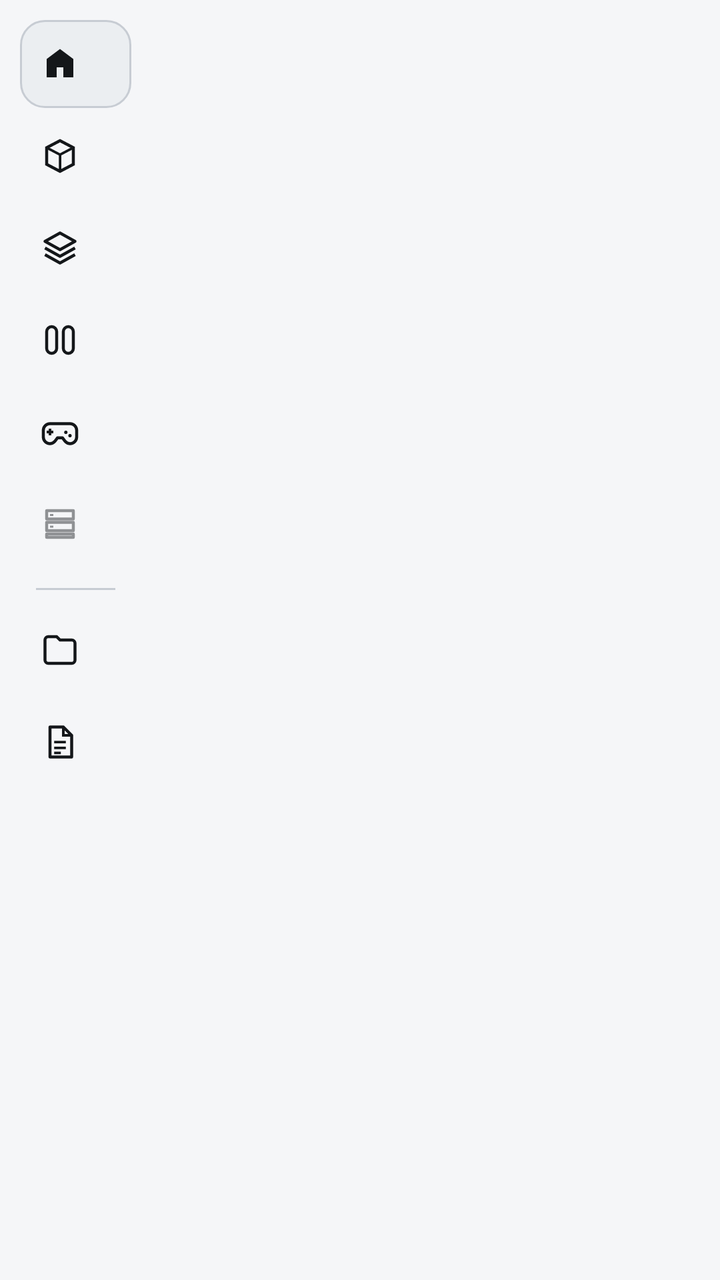
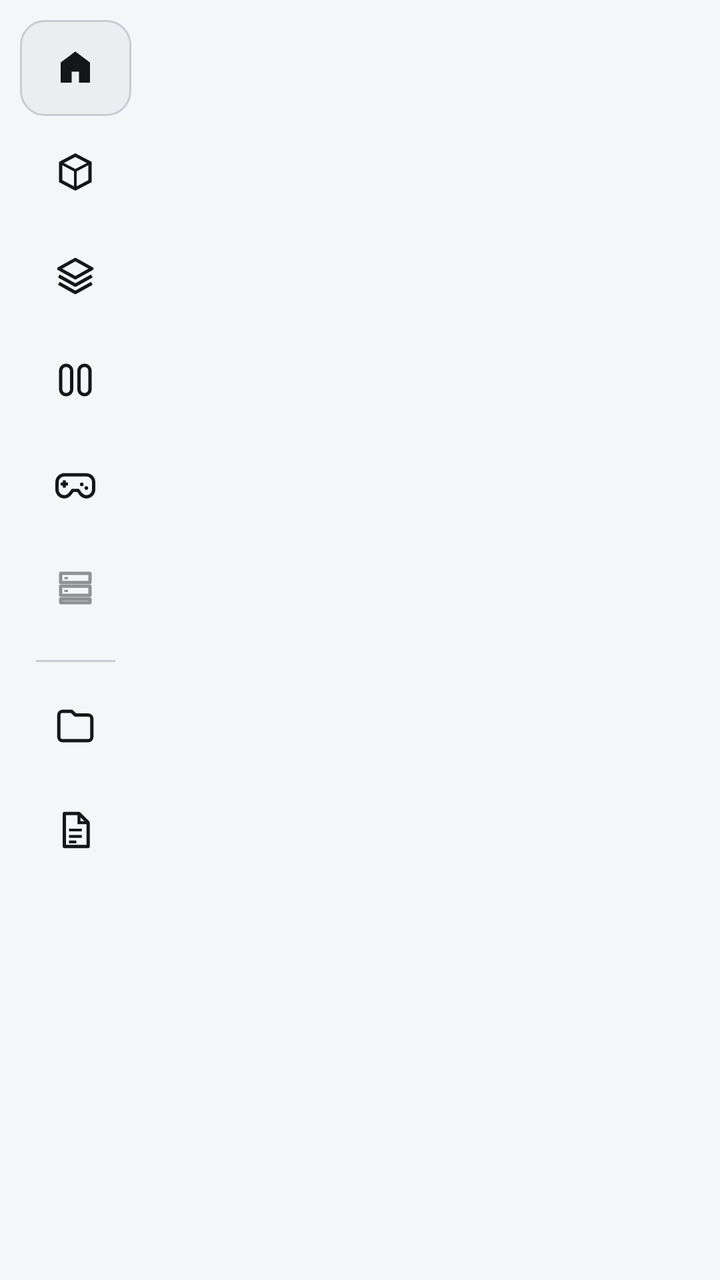

Screens rendered from an Android XML layout before and after an edit, with the pre-edit source and the edit as a unified diff.
<!-- AndroidManifest.xml: application theme AppTheme -->
<!-- res/layout/fragment_launcher.xml -->
<?xml version="1.0" encoding="utf-8"?>
<androidx.constraintlayout.widget.ConstraintLayout
    xmlns:android="http://schemas.android.com/apk/res/android"
    xmlns:app="http://schemas.android.com/apk/res-auto"
    android:id="@+id/fragment_menu_main"
    android:layout_width="match_parent"
    android:layout_height="match_parent"
    android:background="?android:attr/colorBackground">

    
    <androidx.constraintlayout.widget.Guideline
        android:id="@+id/pane_guideline"
        android:layout_width="0dp"
        android:layout_height="0dp"
        android:orientation="vertical"
        app:layout_constraintGuide_percent="0.21" />

    
    <ScrollView
        android:id="@+id/left_sidebar"
        android:layout_width="0dp"
        android:layout_height="0dp"
        android:background="?android:attr/colorBackground"
        android:fillViewport="true"
        android:scrollbars="none"
        app:layout_constraintBottom_toBottomOf="parent"
        app:layout_constraintEnd_toStartOf="@id/pane_guideline"
        app:layout_constraintStart_toStartOf="parent"
        app:layout_constraintTop_toTopOf="parent">

        <LinearLayout
            android:id="@+id/left_sidebar_content"
            android:layout_width="match_parent"
            android:layout_height="wrap_content"
            android:orientation="vertical"
            android:paddingHorizontal="10dp"
            android:paddingTop="10dp"
            android:paddingBottom="12dp">

            
            <LinearLayout
                android:id="@+id/nav_home"
                style="@style/Home.NavItem"
                android:background="@drawable/bg_nav_item_active">

                <ImageView
                    style="@style/Home.NavIcon"
                    android:src="@drawable/ic_nav_home" />

                <TextView
                    style="@style/Home.NavLabel"
                    android:text="@string/home_nav_home" />
            </LinearLayout>

            
            <LinearLayout
                android:id="@+id/mod_store_button"
                style="@style/Home.NavItem">

                <ImageView
                    style="@style/Home.NavIcon"
                    android:src="@drawable/ic_nav_browser" />

                <TextView
                    style="@style/Home.NavLabel"
                    android:text="@string/home_nav_browser" />
            </LinearLayout>

            
            <LinearLayout
                android:id="@+id/open_files_button"
                style="@style/Home.NavItem">

                <ImageView
                    style="@style/Home.NavIcon"
                    android:src="@drawable/ic_nav_manager" />

                <TextView
                    style="@style/Home.NavLabel"
                    android:text="@string/home_nav_manager" />
            </LinearLayout>

            
            <LinearLayout
                android:id="@+id/nav_profiles"
                style="@style/Home.NavItem">

                <ImageView
                    style="@style/Home.NavIcon"
                    android:src="@drawable/ic_nav_profiles" />

                <TextView
                    style="@style/Home.NavLabel"
                    android:text="@string/home_nav_profiles" />
            </LinearLayout>

            
            <LinearLayout
                android:id="@+id/nav_versions"
                style="@style/Home.NavItem">

                <ImageView
                    style="@style/Home.NavIcon"
                    android:src="@drawable/ic_nav_versions" />

                <TextView
                    style="@style/Home.NavLabel"
                    android:text="@string/home_nav_versions" />
            </LinearLayout>

            
            <LinearLayout
                android:id="@+id/nav_servers"
                style="@style/Home.NavItem"
                android:alpha="0.45">

                <ImageView
                    style="@style/Home.NavIcon"
                    android:src="@drawable/ic_nav_servers" />

                <TextView
                    style="@style/Home.NavLabel"
                    android:text="@string/home_nav_servers" />
            </LinearLayout>

            <View
                android:layout_width="match_parent"
                android:layout_height="1dp"
                android:layout_marginHorizontal="8dp"
                android:layout_marginVertical="8dp"
                android:background="?attr/colorOutlineVariant" />

            
            <LinearLayout
                android:id="@+id/open_directory_button"
                style="@style/Home.NavItem">

                <ImageView
                    style="@style/Home.NavIcon"
                    android:src="@drawable/ic_nav_directory" />

                <TextView
                    style="@style/Home.NavLabel"
                    android:text="@string/home_nav_directory" />
            </LinearLayout>

            
            <LinearLayout
                android:id="@+id/nav_logs"
                style="@style/Home.NavItem">

                <ImageView
                    style="@style/Home.NavIcon"
                    android:src="@drawable/ic_nav_logs" />

                <TextView
                    style="@style/Home.NavLabel"
                    android:text="@string/home_nav_logs" />
            </LinearLayout>
        </LinearLayout>
    </ScrollView>

    
    <FrameLayout
        android:id="@+id/left_pane_container"
        android:layout_width="0dp"
        android:layout_height="0dp"
        android:visibility="gone"
        app:layout_constraintBottom_toBottomOf="parent"
        app:layout_constraintEnd_toStartOf="@id/pane_guideline"
        app:layout_constraintStart_toStartOf="parent"
        app:layout_constraintTop_toTopOf="parent" />

    
    <FrameLayout
        android:id="@+id/right_pane_container"
        android:layout_width="0dp"
        android:layout_height="0dp"
        android:layout_marginStart="10dp"
        android:layout_marginTop="8dp"
        android:layout_marginEnd="10dp"
        android:layout_marginBottom="10dp"
        android:background="@android:color/transparent"
        app:layout_constraintBottom_toBottomOf="parent"
        app:layout_constraintEnd_toEndOf="parent"
        app:layout_constraintStart_toEndOf="@id/pane_guideline"
        app:layout_constraintTop_toTopOf="parent" />

</androidx.constraintlayout.widget.ConstraintLayout>
<!-- resources referenced by this layout -->
<resources>
  <string name="home_nav_browser">Browser Resources</string>
  <string name="home_nav_directory">Directory</string>
  <string name="home_nav_home">Home</string>
  <string name="home_nav_logs">Logs</string>
  <string name="home_nav_manager">Manager</string>
  <string name="home_nav_profiles">Profiles</string>
  <string name="home_nav_servers">Servers</string>
  <string name="home_nav_versions">Versions</string>
  <style name="Home.NavIcon" parent="">
          <item name="android:layout_width">20dp</item>
          <item name="android:layout_height">20dp</item>
          <item name="android:scaleType">fitCenter</item>
      </style>
  <style name="Home.NavItem" parent="">
          <item name="android:layout_width">match_parent</item>
          <item name="android:layout_height">wrap_content</item>
          <item name="android:orientation">horizontal</item>
          <item name="android:gravity">center_vertical</item>
          <item name="android:minHeight">44dp</item>
          <item name="android:paddingHorizontal">10dp</item>
          <item name="android:layout_marginBottom">2dp</item>
          <item name="android:background">@drawable/bg_nav_item</item>
          <item name="android:stateListAnimator">?attr/csPressAnimator</item>
          <item name="android:clickable">true</item>
          <item name="android:focusable">true</item>
      </style>
  <style name="Home.NavLabel" parent="">
          <item name="android:layout_width">wrap_content</item>
          <item name="android:layout_height">wrap_content</item>
          <item name="android:layout_marginStart">10dp</item>
          <item name="android:textColor">?attr/colorOnSurface</item>
          <item name="android:singleLine">true</item>
          <item name="android:ellipsize">end</item>
          <item name="autoSizeTextType">uniform</item>
          <item name="autoSizeMinTextSize">8sp</item>
          <item name="autoSizeMaxTextSize">11sp</item>
          <item name="autoSizeStepGranularity">1sp</item>
      </style>
  <color name="md_primary">#454B54</color>
  <color name="md_on_primary">#FFFFFF</color>
  <color name="md_primary_container">#E9EDF2</color>
  <color name="md_on_primary_container">#101317</color>
  <color name="md_secondary">#5A616B</color>
  <color name="md_on_secondary">#FFFFFF</color>
  <color name="md_secondary_container">#DDE2E9</color>
  <color name="md_on_secondary_container">#1B2027</color>
  <color name="md_tertiary">#727881</color>
  <color name="md_on_tertiary">#FFFFFF</color>
  <color name="md_tertiary_container">#D5DAE3</color>
  <color name="md_on_tertiary_container">#11151A</color>
  <color name="md_error">#BA1A1A</color>
  <color name="md_on_error">#FFFFFF</color>
  <color name="md_error_container">#FFDAD6</color>
  <color name="md_on_error_container">#410002</color>
  <color name="md_background">#F5F6F8</color>
  <color name="md_on_background">#14171A</color>
  <color name="md_surface">#FFFFFF</color>
  <color name="md_on_surface">#14171A</color>
  <color name="md_surface_variant">#E3E6EA</color>
  <color name="md_on_surface_variant">#49505A</color>
  <color name="md_outline">#7B828C</color>
  <color name="md_outline_variant">#C7CCD3</color>
  <color name="md_inverse_surface">#2A2E33</color>
  <color name="md_inverse_on_surface">#ECEEF1</color>
  <color name="md_inverse_primary">#B7C0CC</color>
  <color name="md_surface_dim">#D9DDE3</color>
  <color name="md_surface_bright">#FFFFFF</color>
  <color name="md_surface_container_lowest">#FFFFFF</color>
  <color name="md_surface_container_low">#F7F8FA</color>
  <color name="md_surface_container">#F1F3F5</color>
  <color name="md_surface_container_high">#EBEEF1</color>
  <color name="md_surface_container_highest">#E3E6EA</color>
  <style name="Widget.CS.Button" parent="Widget.Material3.Button">
          <item name="android:stateListAnimator">?attr/csPressAnimator</item>
      </style>
  <!-- unchanged entries left out for length: 21 -->
</resources>

<!-- the commit's change to res/layout/fragment_launcher.xml (unified diff, before → after) -->
@@ -41,86 +41,74 @@
             <LinearLayout
                 android:id="@+id/nav_home"
                 style="@style/Home.NavItem"
-                android:background="@drawable/bg_nav_item_active">
+                android:background="@drawable/bg_nav_item_active"
+                android:contentDescription="@string/home_nav_home"
+                android:tooltipText="@string/home_nav_home">
 
                 <ImageView
                     style="@style/Home.NavIcon"
                     android:src="@drawable/ic_nav_home" />
-
-                <TextView
-                    style="@style/Home.NavLabel"
-                    android:text="@string/home_nav_home" />
             </LinearLayout>
 
             
             <LinearLayout
                 android:id="@+id/mod_store_button"
-                style="@style/Home.NavItem">
+                style="@style/Home.NavItem"
+                android:contentDescription="@string/home_nav_browser"
+                android:tooltipText="@string/home_nav_browser">
 
                 <ImageView
                     style="@style/Home.NavIcon"
                     android:src="@drawable/ic_nav_browser" />
-
-                <TextView
-                    style="@style/Home.NavLabel"
-                    android:text="@string/home_nav_browser" />
             </LinearLayout>
 
             
             <LinearLayout
                 android:id="@+id/open_files_button"
-                style="@style/Home.NavItem">
+                style="@style/Home.NavItem"
+                android:contentDescription="@string/home_nav_manager"
+                android:tooltipText="@string/home_nav_manager">
 
                 <ImageView
                     style="@style/Home.NavIcon"
                     android:src="@drawable/ic_nav_manager" />
-
-                <TextView
-                    style="@style/Home.NavLabel"
-                    android:text="@string/home_nav_manager" />
             </LinearLayout>
 
             
             <LinearLayout
                 android:id="@+id/nav_profiles"
-                style="@style/Home.NavItem">
+                style="@style/Home.NavItem"
+                android:contentDescription="@string/home_nav_profiles"
+                android:tooltipText="@string/home_nav_profiles">
 
                 <ImageView
                     style="@style/Home.NavIcon"
                     android:src="@drawable/ic_nav_profiles" />
-
-                <TextView
-                    style="@style/Home.NavLabel"
-                    android:text="@string/home_nav_profiles" />
             </LinearLayout>
 
             
             <LinearLayout
                 android:id="@+id/nav_versions"
-                style="@style/Home.NavItem">
+                style="@style/Home.NavItem"
+                android:contentDescription="@string/home_nav_versions"
+                android:tooltipText="@string/home_nav_versions">
 
                 <ImageView
                     style="@style/Home.NavIcon"
                     android:src="@drawable/ic_nav_versions" />
-
-                <TextView
-                    style="@style/Home.NavLabel"
-                    android:text="@string/home_nav_versions" />
             </LinearLayout>
 
             
             <LinearLayout
                 android:id="@+id/nav_servers"
                 style="@style/Home.NavItem"
-                android:alpha="0.45">
+                android:alpha="0.45"
+                android:contentDescription="@string/home_nav_servers"
+                android:tooltipText="@string/home_nav_servers">
 
                 <ImageView
                     style="@style/Home.NavIcon"
                     android:src="@drawable/ic_nav_servers" />
-
-                <TextView
-                    style="@style/Home.NavLabel"
-                    android:text="@string/home_nav_servers" />
             </LinearLayout>
 
             <View
@@ -133,29 +121,25 @@
             
             <LinearLayout
                 android:id="@+id/open_directory_button"
-                style="@style/Home.NavItem">
+                style="@style/Home.NavItem"
+                android:contentDescription="@string/home_nav_directory"
+                android:tooltipText="@string/home_nav_directory">
 
                 <ImageView
                     style="@style/Home.NavIcon"
                     android:src="@drawable/ic_nav_directory" />
-
-                <TextView
-                    style="@style/Home.NavLabel"
-                    android:text="@string/home_nav_directory" />
             </LinearLayout>
 
             
             <LinearLayout
                 android:id="@+id/nav_logs"
-                style="@style/Home.NavItem">
+                style="@style/Home.NavItem"
+                android:contentDescription="@string/home_nav_logs"
+                android:tooltipText="@string/home_nav_logs">
 
                 <ImageView
                     style="@style/Home.NavIcon"
                     android:src="@drawable/ic_nav_logs" />
-
-                <TextView
-                    style="@style/Home.NavLabel"
-                    android:text="@string/home_nav_logs" />
             </LinearLayout>
         </LinearLayout>
     </ScrollView>
<!-- resource entries referenced after the edit -->
@@ -9,34 +9,21 @@
   <string name="home_nav_servers">Servers</string>
   <string name="home_nav_versions">Versions</string>
   <style name="Home.NavIcon" parent="">
-          <item name="android:layout_width">20dp</item>
-          <item name="android:layout_height">20dp</item>
+          <item name="android:layout_width">22dp</item>
+          <item name="android:layout_height">22dp</item>
           <item name="android:scaleType">fitCenter</item>
+          <item name="android:importantForAccessibility">no</item>
       </style>
   <style name="Home.NavItem" parent="">
           <item name="android:layout_width">match_parent</item>
-          <item name="android:layout_height">wrap_content</item>
+          <item name="android:layout_height">48dp</item>
           <item name="android:orientation">horizontal</item>
-          <item name="android:gravity">center_vertical</item>
-          <item name="android:minHeight">44dp</item>
-          <item name="android:paddingHorizontal">10dp</item>
-          <item name="android:layout_marginBottom">2dp</item>
+          <item name="android:gravity">center</item>
+          <item name="android:layout_marginBottom">4dp</item>
           <item name="android:background">@drawable/bg_nav_item</item>
           <item name="android:stateListAnimator">?attr/csPressAnimator</item>
           <item name="android:clickable">true</item>
           <item name="android:focusable">true</item>
-      </style>
-  <style name="Home.NavLabel" parent="">
-          <item name="android:layout_width">wrap_content</item>
-          <item name="android:layout_height">wrap_content</item>
-          <item name="android:layout_marginStart">10dp</item>
-          <item name="android:textColor">?attr/colorOnSurface</item>
-          <item name="android:singleLine">true</item>
-          <item name="android:ellipsize">end</item>
-          <item name="autoSizeTextType">uniform</item>
-          <item name="autoSizeMinTextSize">8sp</item>
-          <item name="autoSizeMaxTextSize">11sp</item>
-          <item name="autoSizeStepGranularity">1sp</item>
       </style>
   <color name="md_primary">#454B54</color>
   <color name="md_on_primary">#FFFFFF</color>
